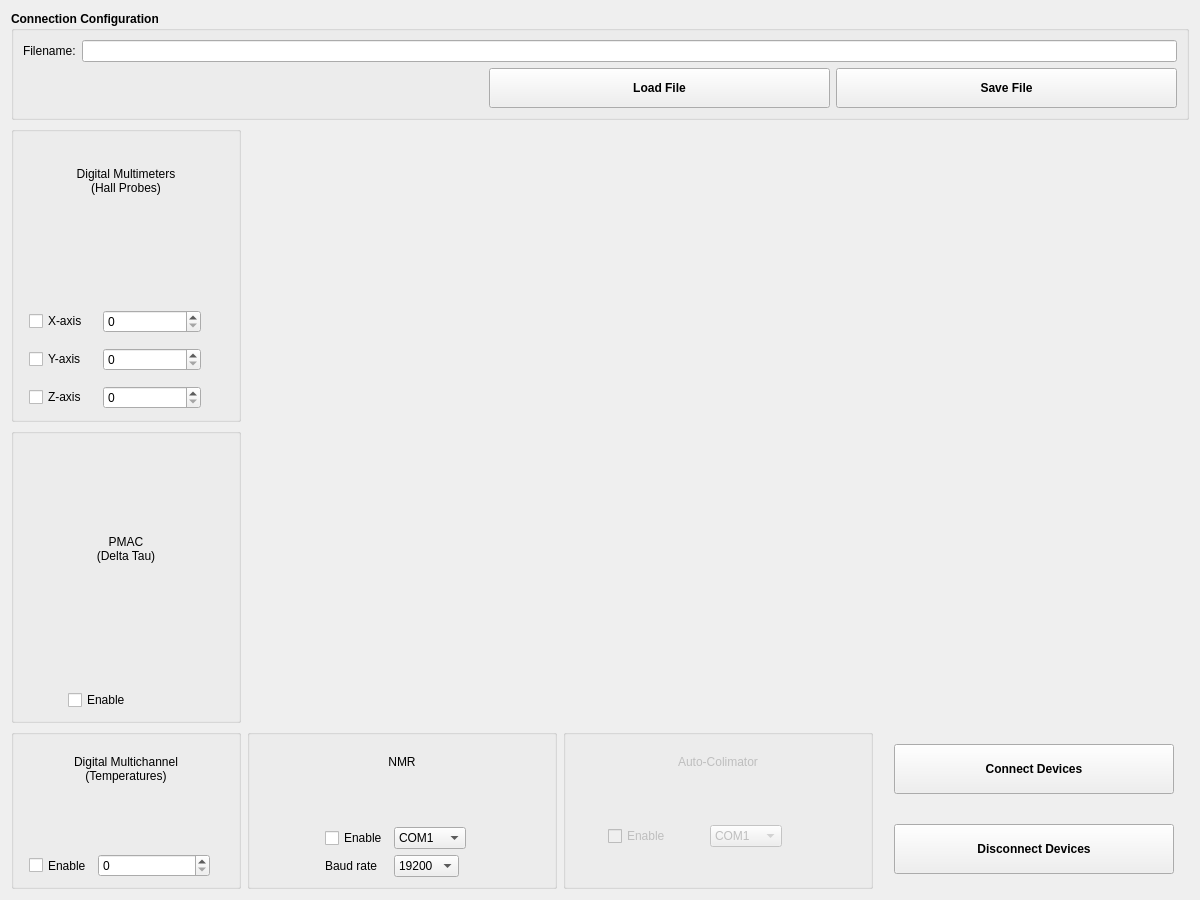
First picture: the form in hallbench/gui/ui/connectionwidget.ui, repository lnls-ima/hall-bench-control, before the edit.
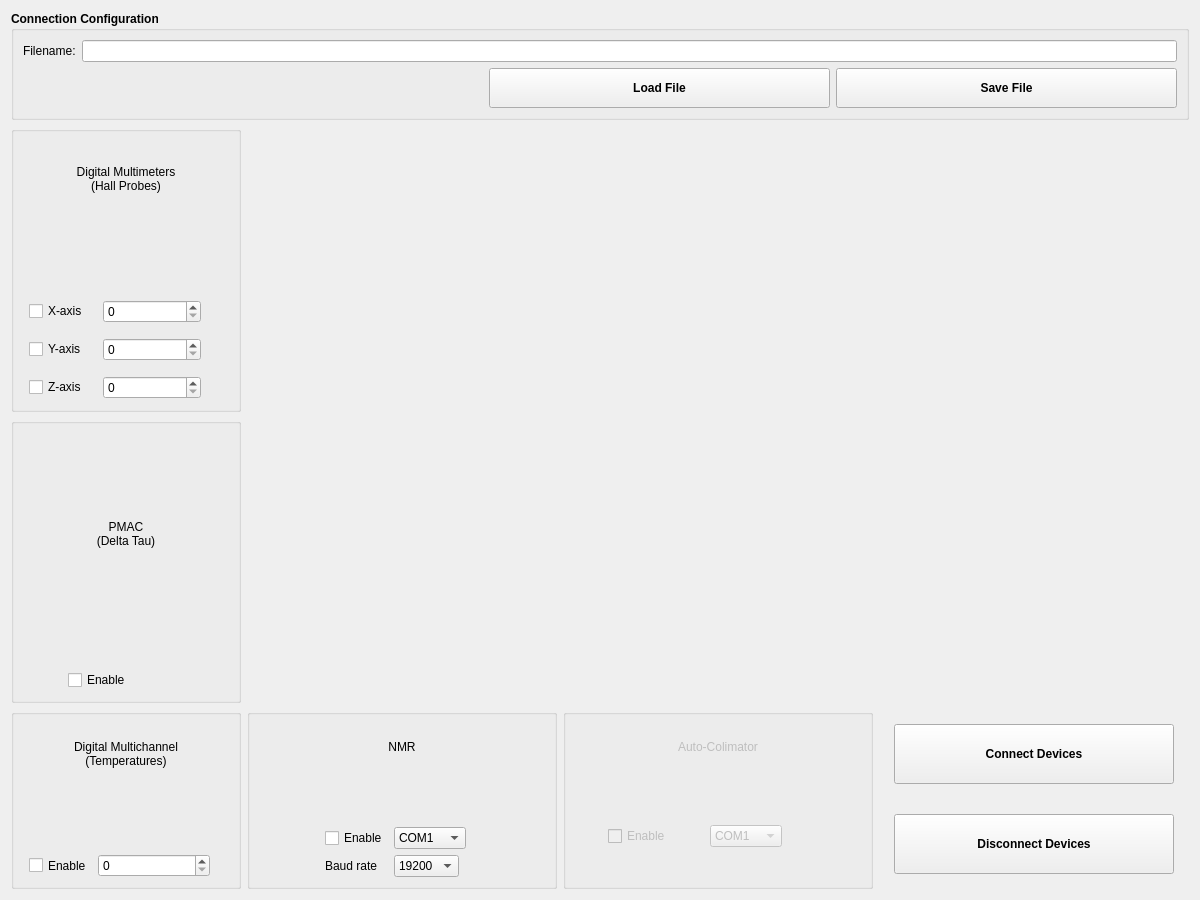
Second picture: the form after the edit. Icons and pictures are not drawn.

```diff
--- a/hallbench/gui/ui/connectionwidget.ui
+++ b/hallbench/gui/ui/connectionwidget.ui
@@ -1006,7 +1006,7 @@
        <property name="minimumSize">
         <size>
          <width>0</width>
-         <height>50</height>
+         <height>60</height>
         </size>
        </property>
        <property name="font">
@@ -1025,7 +1025,7 @@
        <property name="minimumSize">
         <size>
          <width>0</width>
-         <height>50</height>
+         <height>60</height>
         </size>
        </property>
        <property name="font">
```
Left out of the diff: 42 changed lines with no effect on the pictures.
